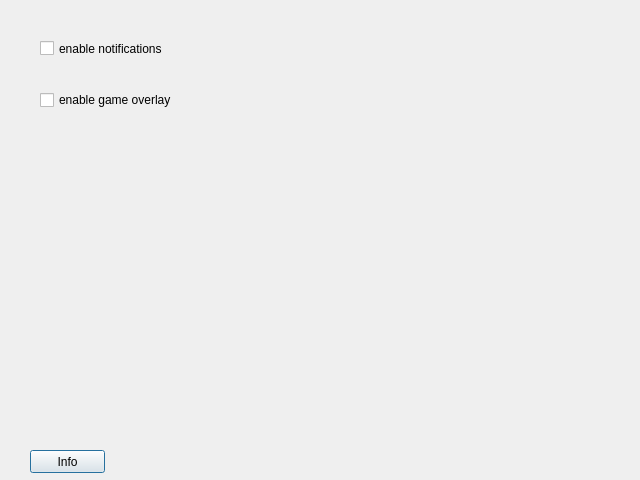
Qt form voice mode settings.ui (roosaramendis/DRAGON-VOICEMODE) before a commit.
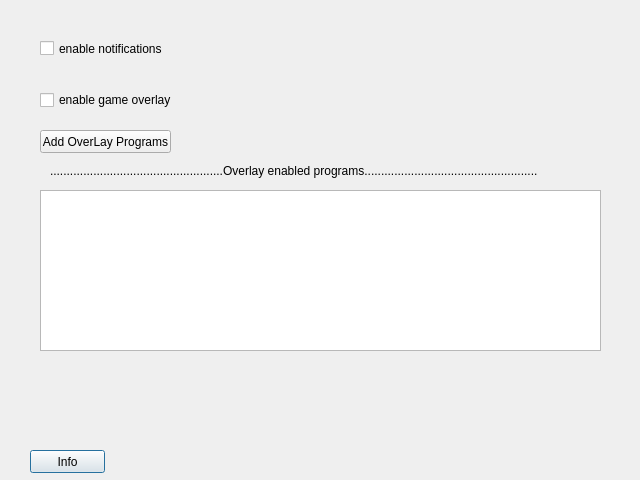
The same form after that commit.

```diff
--- a/voice mode settings.ui
+++ b/voice mode settings.ui
@@ -52,6 +52,45 @@
     <string>Info</string>
    </property>
   </widget>
+  <widget class="QPushButton" name="add_overlay_programs">
+   <property name="enabled">
+    <bool>true</bool>
+   </property>
+   <property name="geometry">
+    <rect>
+     <x>40</x>
+     <y>130</y>
+     <width>131</width>
+     <height>23</height>
+    </rect>
+   </property>
+   <property name="text">
+    <string>Add OverLay Programs</string>
+   </property>
+  </widget>
+  <widget class="QListView" name="listView">
+   <property name="geometry">
+    <rect>
+     <x>40</x>
+     <y>190</y>
+     <width>561</width>
+     <height>161</height>
+    </rect>
+   </property>
+  </widget>
+  <widget class="QLabel" name="label">
+   <property name="geometry">
+    <rect>
+     <x>50</x>
+     <y>160</y>
+     <width>551</width>
+     <height>21</height>
+    </rect>
+   </property>
+   <property name="text">
+    <string>....................................................Overlay enabled programs....................................................</string>
+   </property>
+  </widget>
  </widget>
  <resources/>
  <connections/>
```
